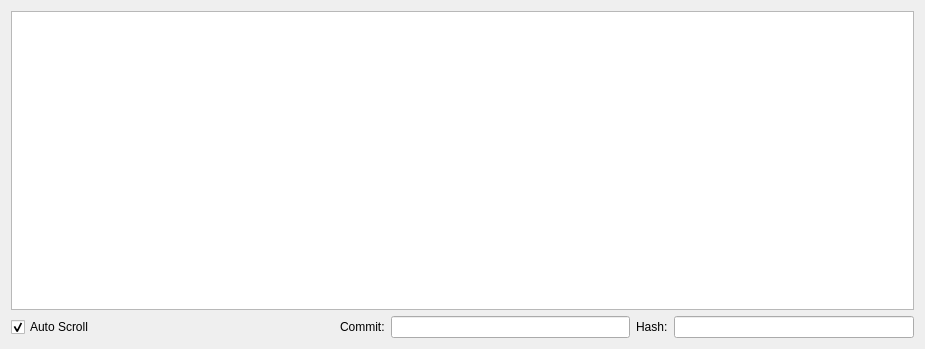
This is src/ui/DebugOutput.ui in ArduPilot/apm_planner as Qt 5 draws it before an edit. The edited form follows.
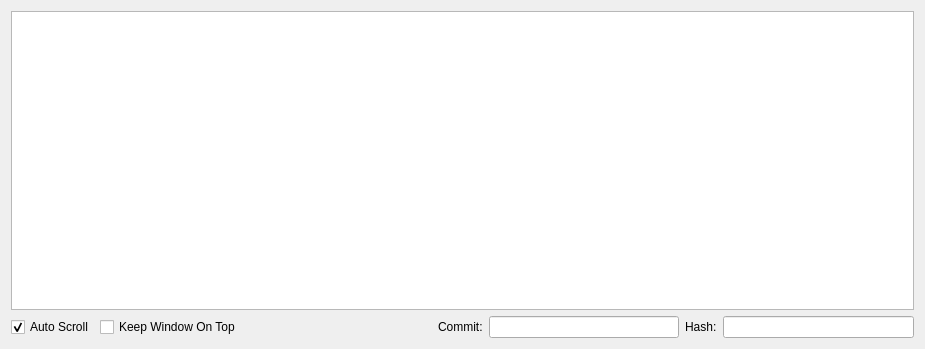
This is the edited form.

Commit message: Added "Keep Window On Top" checkbox for DebugOutput window

```diff
--- a/src/ui/DebugOutput.ui
+++ b/src/ui/DebugOutput.ui
@@ -33,6 +33,13 @@
        </property>
       </widget>
      </item>
+     <item>
+      <widget class="QCheckBox" name="onTopCheckBox">
+       <property name="text">
+        <string>Keep Window On Top</string>
+       </property>
+      </widget>
+     </item>
      <item>
       <spacer name="horizontalSpacer">
        <property name="orientation">
```
The commit also changes 2 other files.
